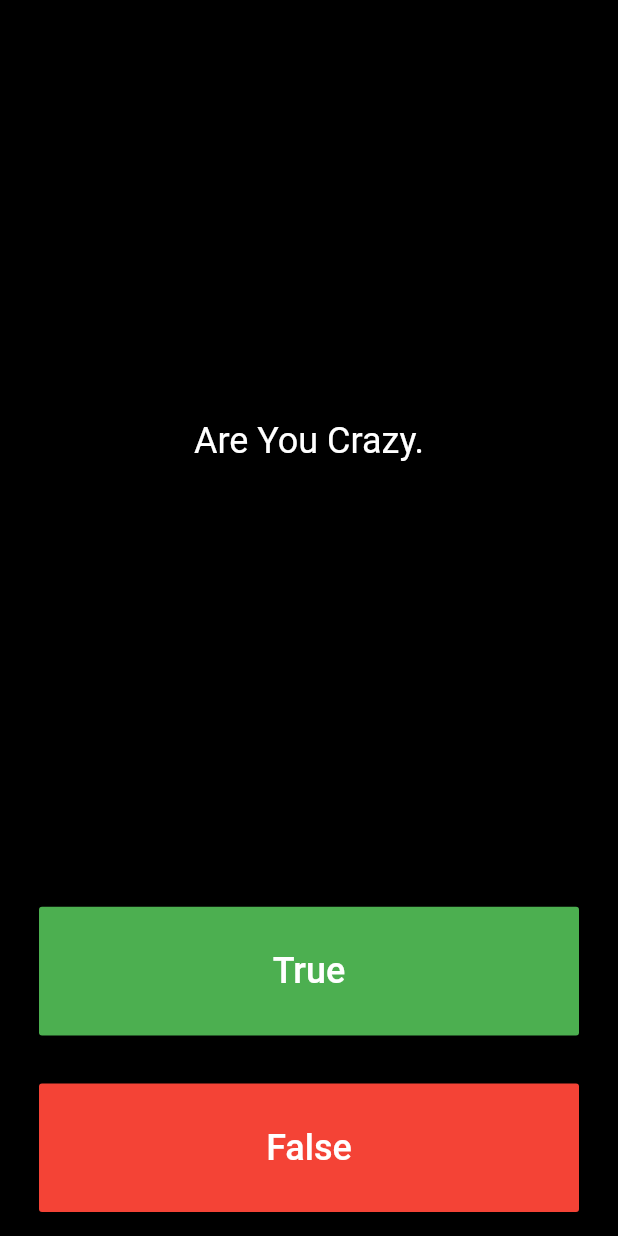
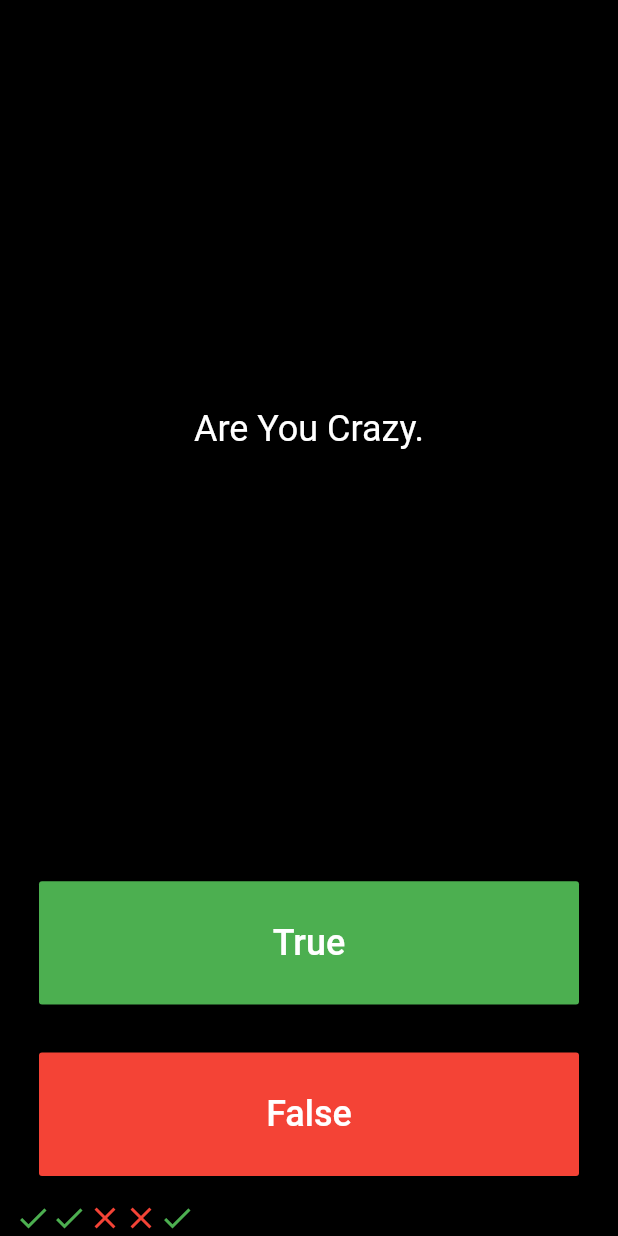
Before and after one commit to EngMo974/quizer, a Flutter app: the screen it shows after launch, after a tap on "True", on a phone screen of 412 x 824 dp. Run offline on Flutter 3.47's test engine with Material 2 defaults, Android fonts, the phone set to English and light mode, and no system bars.

Commit message:
empty make design

```diff
--- a/lib/main.dart
+++ b/lib/main.dart
@@ -27,6 +27,25 @@ class Question extends StatefulWidget {
 }
 
 class _QuestionState extends State<Question> {
+  List<Icon> keper = [
+    Icon(
+      Icons.check,
+      color: Colors.green,
+    ),
+    Icon(
+      Icons.check,
+      color: Colors.green,
+    ),
+    Icon(
+      Icons.close,
+      color: Colors.red,
+    ),
+    Icon(
+      Icons.close,
+      color: Colors.red,
+    ),
+  ];
+
   @override
   Widget build(BuildContext context) {
     return Column(
@@ -58,7 +77,18 @@ class _QuestionState extends State<Question> {
               ),
               color: Colors.green,
               textColor: Colors.white,
-              onPressed: () {},
+              onPressed: () {
+                setState(
+                  () {
+                    keper.add(
+                      Icon(
+                        Icons.check,
+                        color: Colors.green,
+                      ),
+                    );
+                  },
+                );
+              },
             ),
           ),
         ),
@@ -74,12 +104,24 @@ class _QuestionState extends State<Question> {
               ),
               color: Colors.red,
               textColor: Colors.white,
-              onPressed: () {},
+              onPressed: () {
+                setState(
+                  () {
+                    keper.add(
+                      Icon(
+                        Icons.close,
+                        color: Colors.red,
+                      ),
+                    );
+                  },
+                );
+              },
             ),
           ),
         ),
-
-
+        Row(
+          children: keper,
+        )
       ],
     );
   }
```
